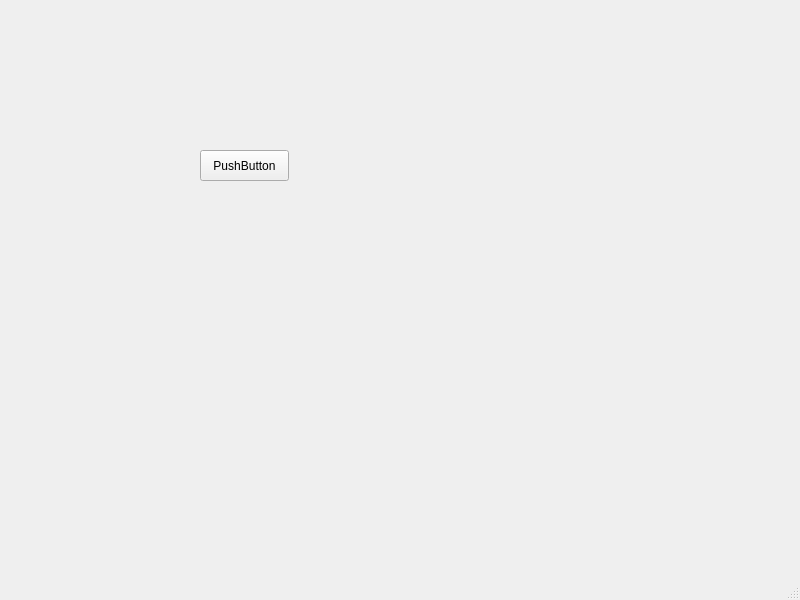
Above: Server/Server/server.ui from Dcastroe10/Proyecto-1-Datos-II before the change. Below: the same form after it.
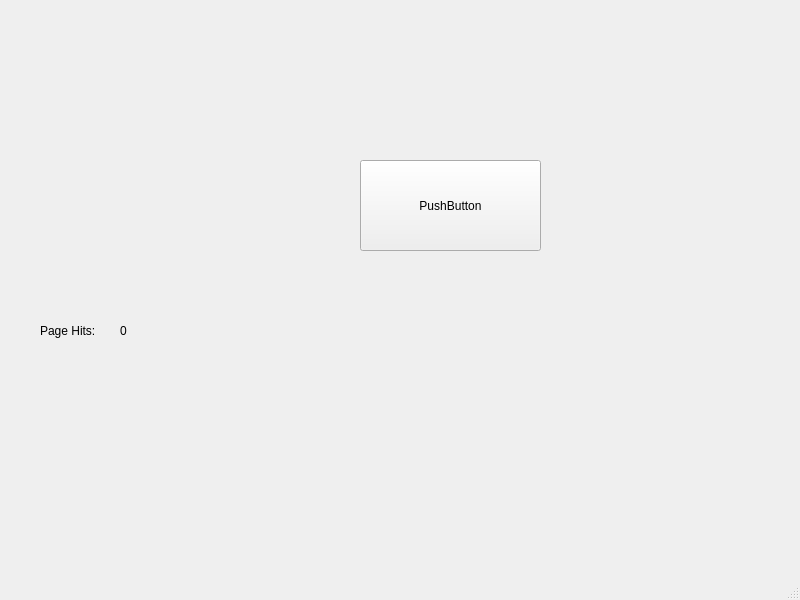
That is the form after the change.

What changed in the file:
```diff
--- a/Server/Server/server.ui
+++ b/Server/Server/server.ui
@@ -17,16 +17,42 @@
    <widget class="QPushButton" name="pushButton">
     <property name="geometry">
      <rect>
-      <x>200</x>
-      <y>150</y>
-      <width>89</width>
-      <height>31</height>
+      <x>360</x>
+      <y>160</y>
+      <width>181</width>
+      <height>91</height>
      </rect>
     </property>
     <property name="text">
      <string>PushButton</string>
     </property>
    </widget>
+   <widget class="QLabel" name="label">
+    <property name="geometry">
+     <rect>
+      <x>40</x>
+      <y>320</y>
+      <width>71</width>
+      <height>21</height>
+     </rect>
+    </property>
+    <property name="text">
+     <string>Page Hits:</string>
+    </property>
+   </widget>
+   <widget class="QLabel" name="label_hits">
+    <property name="geometry">
+     <rect>
+      <x>120</x>
+      <y>320</y>
+      <width>101</width>
+      <height>21</height>
+     </rect>
+    </property>
+    <property name="text">
+     <string>0</string>
+    </property>
+   </widget>
   </widget>
   <widget class="QMenuBar" name="menubar">
    <property name="geometry">
```
